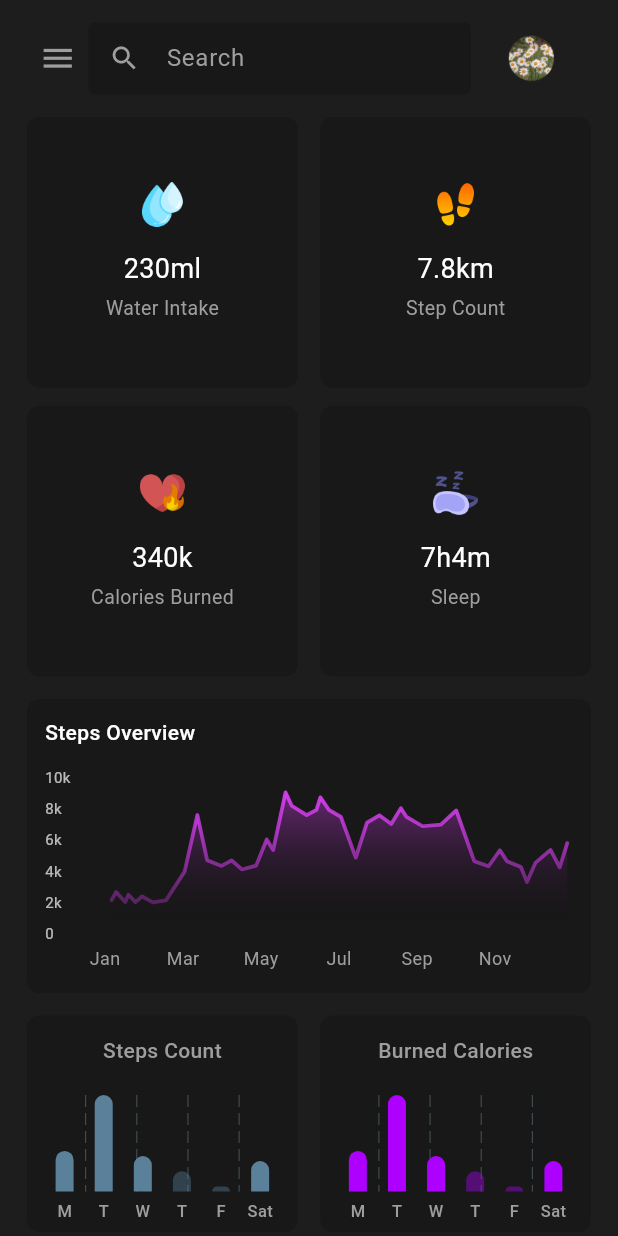
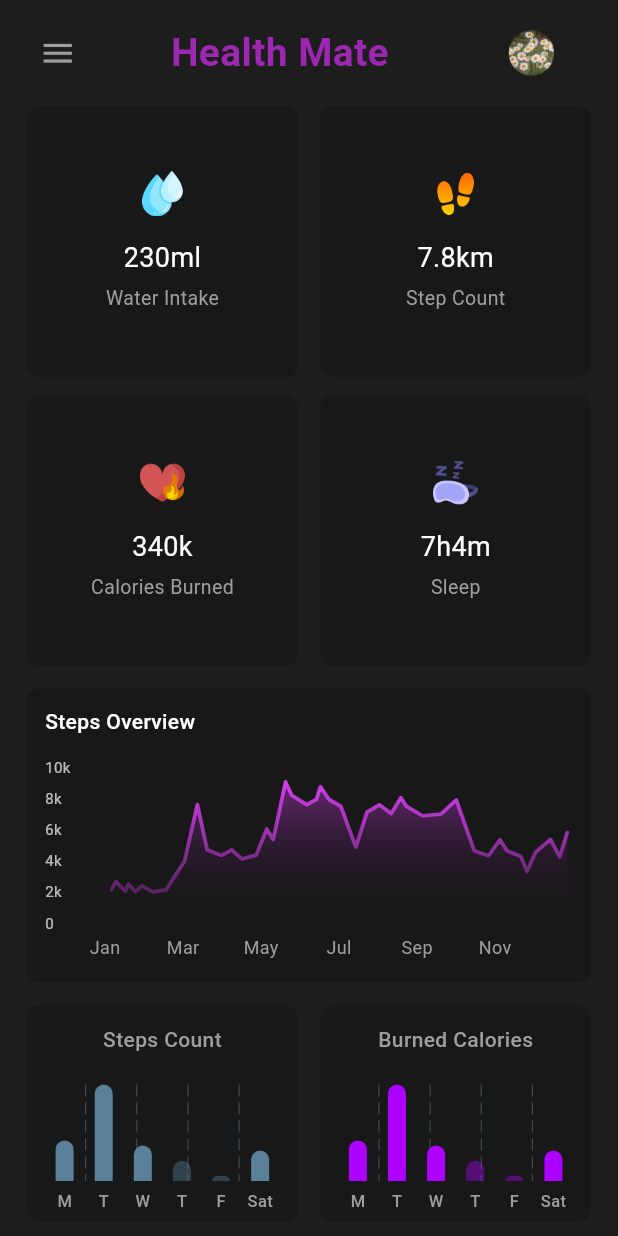
Before and after one commit to imesha20/health_tracker, a Flutter app: the screen it shows after launch, on a phone screen of 412 x 824 dp. Run offline on Flutter 3.47's test engine with Material 3 defaults, Android fonts, the phone set to English and light mode, and no system bars; drawn by our look-alikes of fl_chart; our stand-ins replace ionicons, sqflite; accounts and stored records are empty.

Commit message:
removed search bar and placed name of the app

```diff
--- a/lib/widgets/header_widget.dart
+++ b/lib/widgets/header_widget.dart
@@ -1,3 +1,4 @@
+
 import 'package:fitness_tracker/constant/colors.dart';
 import 'package:fitness_tracker/utils/responsive.dart';
 import 'package:flutter/material.dart';
@@ -7,88 +8,58 @@ class HeaderWidget extends StatelessWidget {
 
   @override
   Widget build(BuildContext context) {
-    final bool isDesktop= Responsive.isDesktop(context);
+    final bool isDesktop = Responsive.isDesktop(context);
 
-    // TODO: implement build
     return Row(
+      mainAxisAlignment: MainAxisAlignment.center, // Center row contents
       children: [
-        if(!isDesktop)
+        // Menu icon for non-desktop screens
+        if (!isDesktop)
           GestureDetector(
-          onTap:() {
+            onTap: () {
               Scaffold.of(context).openDrawer();
-
             },
             child: const Padding(
               padding: EdgeInsets.all(8),
-            child:Icon(Icons.menu,color: greyColor,
+              child: Icon(
+                Icons.menu,
+                color: greyColor,
                 size: 25,
-            ) ,
+              ),
+            ),
           ),
 
+        // Centered Application Name
+        Expanded(
+          child: Center(
+            child: Text(
+              "Health Mate",
+              style: TextStyle(
+                color: Colors.purple,      // Changed to purple
+                fontSize: 26,              // Slightly larger font
+                fontWeight: FontWeight.bold,
+              ),
+            ),
+          ),
         ),
 
-        Expanded(
-          child:TextField(
-        style:TextStyle(
-          color:greyColor
-        ) ,
-        decoration: InputDecoration(
-          filled: true,
-          fillColor: cardBgColor,
-          enabledBorder: OutlineInputBorder(
-            borderSide: BorderSide(
-              color: Colors.transparent,
-            ),
-          ),
-        labelStyle: const TextStyle(
-         color: greyColor,
-         ),
-
-         border: OutlineInputBorder(
-          borderRadius: BorderRadius.circular(12),
-         ),
-         focusedBorder: OutlineInputBorder(
-          borderRadius: BorderRadius.circular(12),
-          borderSide: BorderSide(
-            color:Theme.of(context).primaryColor,
-         )
-        ),
-
-        contentPadding: const EdgeInsets.symmetric(
-          vertical: 5,
-        ),
-        hintText: "Search",
-        hintStyle: const TextStyle(
-          color: greyColor,
-        ),
-        prefixIcon: const Icon(Icons.search,color: greyColor,
-        size:21 ,
-        )
-        ),
-
-        ),
-         ),
-         //show the summary page if the screen size is not a descktop size in an end drawer
-         if(!isDesktop)
+        // Profile / end drawer icon for non-desktop screens
+        if (!isDesktop)
           InkWell(
-          onTap: (){
+            onTap: () {
               Scaffold.of(context).openEndDrawer();
             },
             child: Padding(
-            padding:const  EdgeInsets.symmetric(horizontal:20,
-            ),
+              padding: const EdgeInsets.symmetric(horizontal: 20),
               child: ClipRRect(
                 borderRadius: BorderRadius.circular(100),
                 child: Image.asset(
                   "assets/icons/images/flowers.png",
                   width: 40,
                 ),
-
-
               ),
             ),
-         )
-
+          ),
       ],
     );
   }
```
Lines whose indentation alone changed are shown as unchanged.
